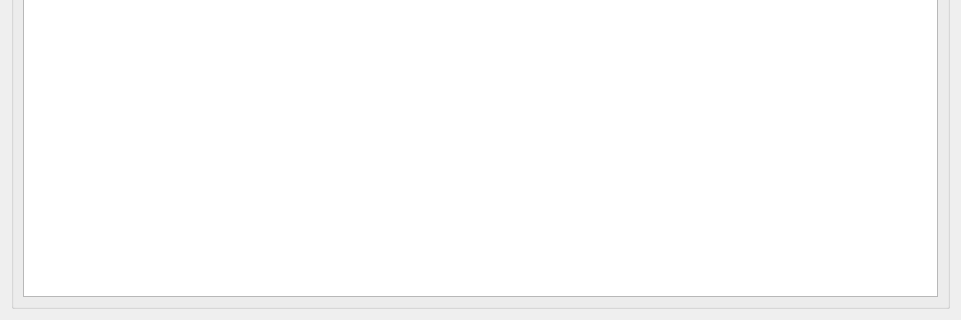
StoneHappy/Qt-begin, file src/Runtime/Series/h_ExQcomboBox/ExQcomboBox.ui: the form before one commit; both pictures show x 0 to 961 and y 239 to 559 of the 961 by 559 pixel window.
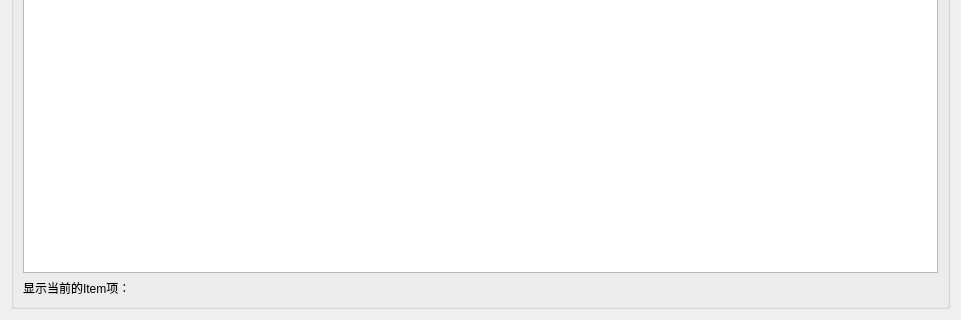
The form after the commit. Icons and pictures are not drawn.

Commit message: ✨ feat: combbox complete

Patch:
```diff
--- a/src/Runtime/Series/h_ExQcomboBox/ExQcomboBox.ui
+++ b/src/Runtime/Series/h_ExQcomboBox/ExQcomboBox.ui
@@ -146,6 +146,13 @@
       <item>
        <widget class="QPlainTextEdit" name="plainTextEdit"/>
       </item>
+      <item>
+       <widget class="QLabel" name="labDisplay">
+        <property name="text">
+         <string>显示当前的Item项：</string>
+        </property>
+       </widget>
+      </item>
      </layout>
     </widget>
    </item>
```
Left out of the diff: 2 changed lines with no effect on the pictures. The commit also changes 2 other files.
